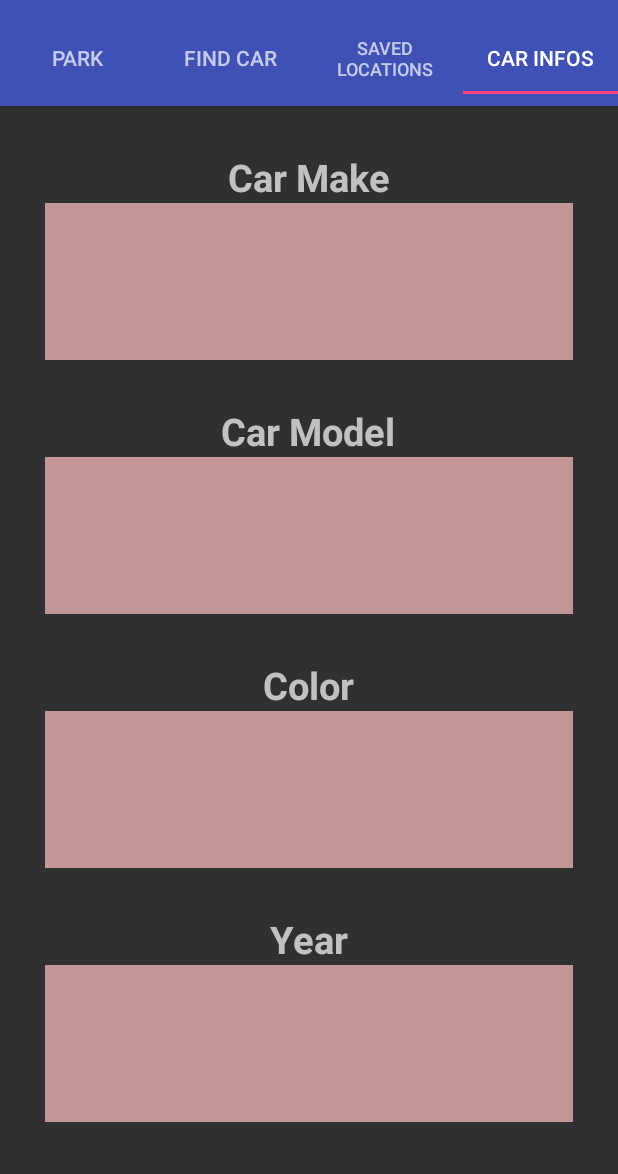
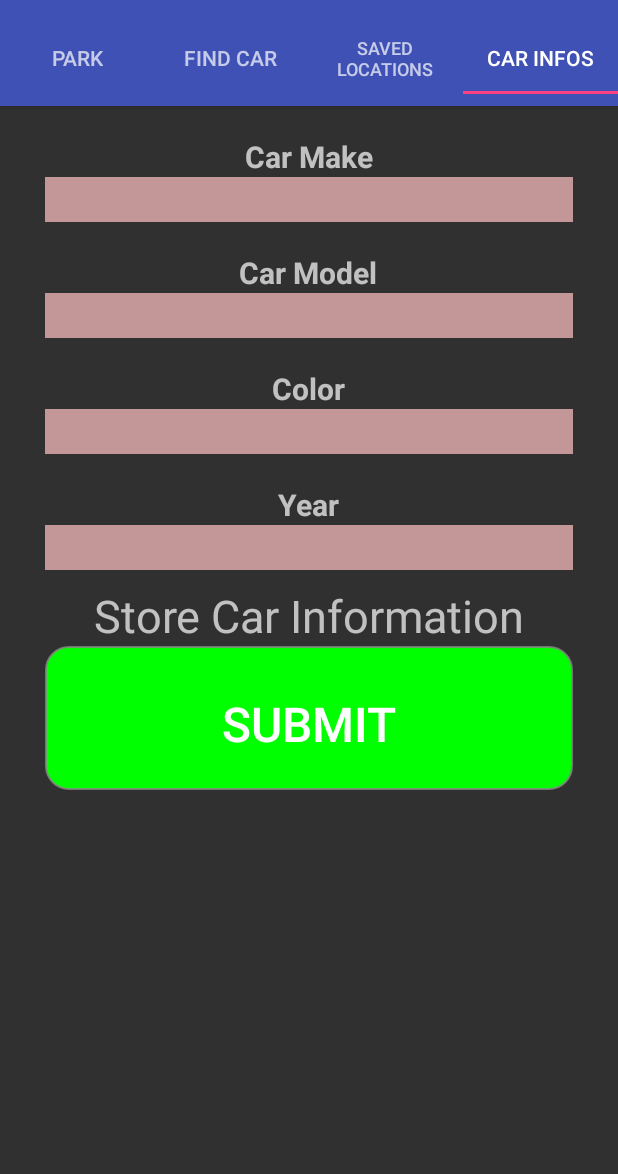
Before and after one commit to Ethan-McGregor/ParkingLocator, an Android app: the screen it shows after launch (MainActivity), tab 4 chosen, on a phone screen of 412 x 824 dp, the part 62-1236 px from its top. Run offline under Robolectric (Android 15) with nearby library versions, the phone set to English and light mode, and no system bars; our stand-ins replace Firebase (no records; nobody signed in at launch, a user with empty details on screens opened directly).

Commit message:
fixed ui

```diff
--- a/app/src/main/res/layout/fragment_info.xml
+++ b/app/src/main/res/layout/fragment_info.xml
@@ -4,14 +4,6 @@
     android:layout_height="match_parent"
     android:id="@+id/fragment_info"
     tools:context="parkinglocator.jeva.washington.edu.parkinglocator.InfoFragment">
-
-
-    <ScrollView
-        android:layout_width="match_parent"
-        android:layout_height="match_parent">
-
-
-
 
     <LinearLayout
         android:layout_width="match_parent"
@@ -28,23 +20,23 @@
             android:layout_height="wrap_content"
             android:layout_marginLeft="100dp"
             android:layout_marginRight="100dp"
-            android:layout_marginTop="30dp"
+            android:layout_marginTop="20dp"
             android:layout_gravity="center_horizontal"
             android:textAlignment="center"
             android:text="Car Make"
-            android:textSize="25dp"
+            android:textSize="20dp"
             android:textStyle="bold" />
 
         <EditText
             android:id="@+id/editText1"
             android:layout_width="match_parent"
-            android:layout_height="wrap_content"
+            android:layout_height="30dp"
             android:layout_marginLeft="30dp"
             android:layout_marginRight="30dp"
             android:background="#c39797"
             android:ems="10"
             android:inputType="textPersonName"
-            android:padding="40dp"
+            android:padding="0dp"
             android:textSize="18dp"/>
 
         <TextView
@@ -53,17 +45,17 @@
             android:layout_height="wrap_content"
             android:layout_marginLeft="100dp"
             android:layout_marginRight="100dp"
-            android:layout_marginTop="30dp"
+            android:layout_marginTop="20dp"
             android:layout_gravity="center_horizontal"
             android:textAlignment="center"
             android:text="Car Model"
-            android:textSize="25dp"
+            android:textSize="20dp"
             android:textStyle="bold" />
 
         <EditText
             android:id="@+id/editText2"
             android:layout_width="match_parent"
-            android:layout_height="wrap_content"
+            android:layout_height="30dp"
             android:layout_marginLeft="30dp"
             android:layout_marginRight="30dp"
             android:layout_gravity="center_horizontal"
@@ -71,7 +63,7 @@
             android:background="#c39797"
             android:ems="10"
             android:inputType="textPersonName"
-            android:padding="40dp"
+            android:padding="0dp"
             android:textSize="18dp"/>
 
         <TextView
@@ -80,23 +72,23 @@
             android:layout_height="wrap_content"
             android:layout_marginLeft="100dp"
             android:layout_marginRight="100dp"
-            android:layout_marginTop="30dp"
+            android:layout_marginTop="20dp"
             android:layout_gravity="center_horizontal"
             android:textAlignment="center"
             android:text="Color"
-            android:textSize="25dp"
+            android:textSize="20dp"
             android:textStyle="bold" />
 
         <EditText
             android:id="@+id/editText"
             android:layout_width="match_parent"
-            android:layout_height="wrap_content"
+            android:layout_height="30dp"
             android:layout_marginLeft="30dp"
             android:layout_marginRight="30dp"
             android:background="#c39797"
             android:ems="10"
             android:inputType="textPersonName"
-            android:padding="40dp"
+            android:padding="0dp"
             android:textSize="18dp"/>
 
         <TextView
@@ -105,47 +97,46 @@
             android:layout_height="wrap_content"
             android:layout_marginLeft="100dp"
             android:layout_marginRight="100dp"
-            android:layout_marginTop="30dp"
+            android:layout_marginTop="20dp"
             android:layout_gravity="center_horizontal"
             android:textAlignment="center"
             android:text="Year"
-            android:textSize="25dp"
+            android:textSize="20dp"
             android:textStyle="bold" />
 
         <EditText
             android:id="@+id/editText4"
             android:layout_width="match_parent"
-            android:layout_height="wrap_content"
+            android:layout_height="30dp"
             android:layout_marginLeft="30dp"
             android:layout_marginRight="30dp"
             android:background="#c39797"
             android:ems="10"
             android:inputType="textPersonName"
-            android:padding="40dp"
+            android:padding="0dp"
             android:textSize="18dp"/>
 
         <TextView
             android:id="@+id/textView6"
             android:layout_width="match_parent"
             android:layout_height="wrap_content"
+            android:layout_gravity="center_horizontal"
             android:layout_marginLeft="0dp"
-            android:layout_marginTop="50dp"
-            android:layout_gravity="center_horizontal"
+            android:layout_marginTop="10dp"
+            android:text="Store Car Information"
             android:textAlignment="center"
-            android:text="Store Car Info!"
             android:textSize="30sp" />
 
         <Button
             android:id="@+id/button2"
             android:layout_width="match_parent"
-            android:layout_height="wrap_content"
+            android:layout_height="96dp"
             android:layout_marginLeft="30dp"
             android:layout_marginRight="30dp"
-            android:padding="50dp"
+            android:padding="30dp"
             android:text="Submit"
             android:textSize="32dp"
             android:background="@drawable/button_rounded"
-            android:layout_marginBottom="50dp"/>
+            android:layout_marginBottom="30dp"/>
     </LinearLayout>
-    </ScrollView>
     </RelativeLayout>
--- a/build.gradle
+++ b/build.gradle
@@ -5,7 +5,7 @@ buildscript {
         jcenter()
     }
     dependencies {
-        classpath 'com.android.tools.build:gradle:2.2.3'
+        classpath 'com.android.tools.build:gradle:2.3.0'
         classpath 'com.google.gms:google-services:3.0.0'
 
         // NOTE: Do not place your application dependencies here; they belong
```
